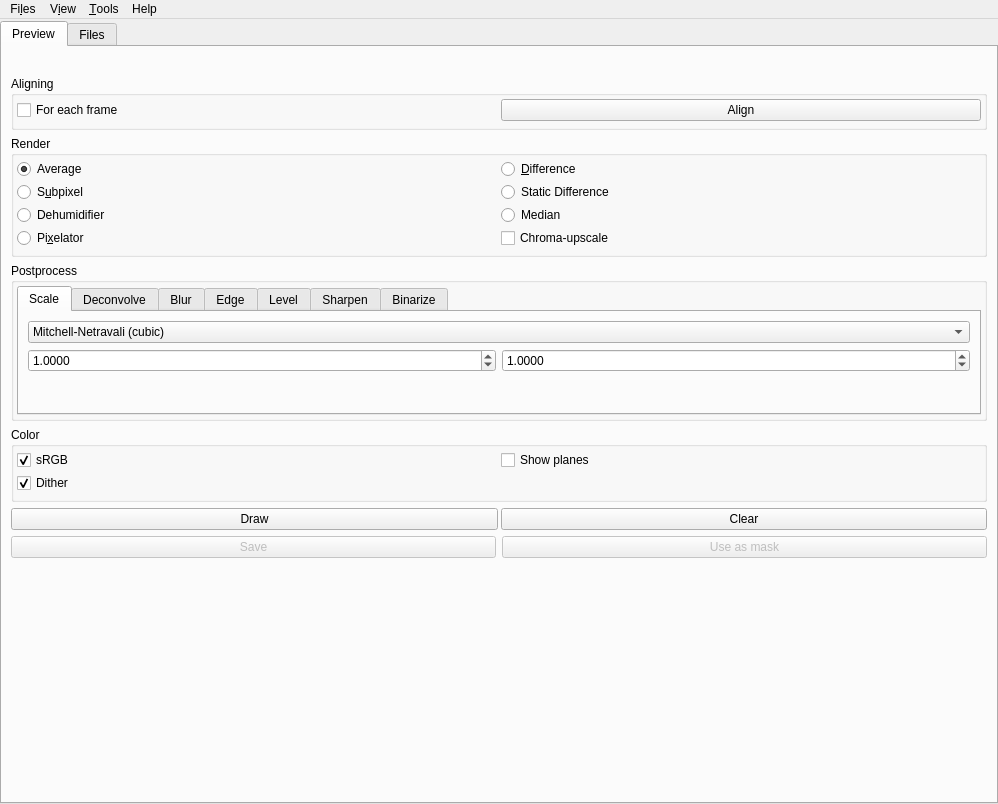
Old version of the form src/gui/mainwindow.ui in the repository spillerrec/Overmix.
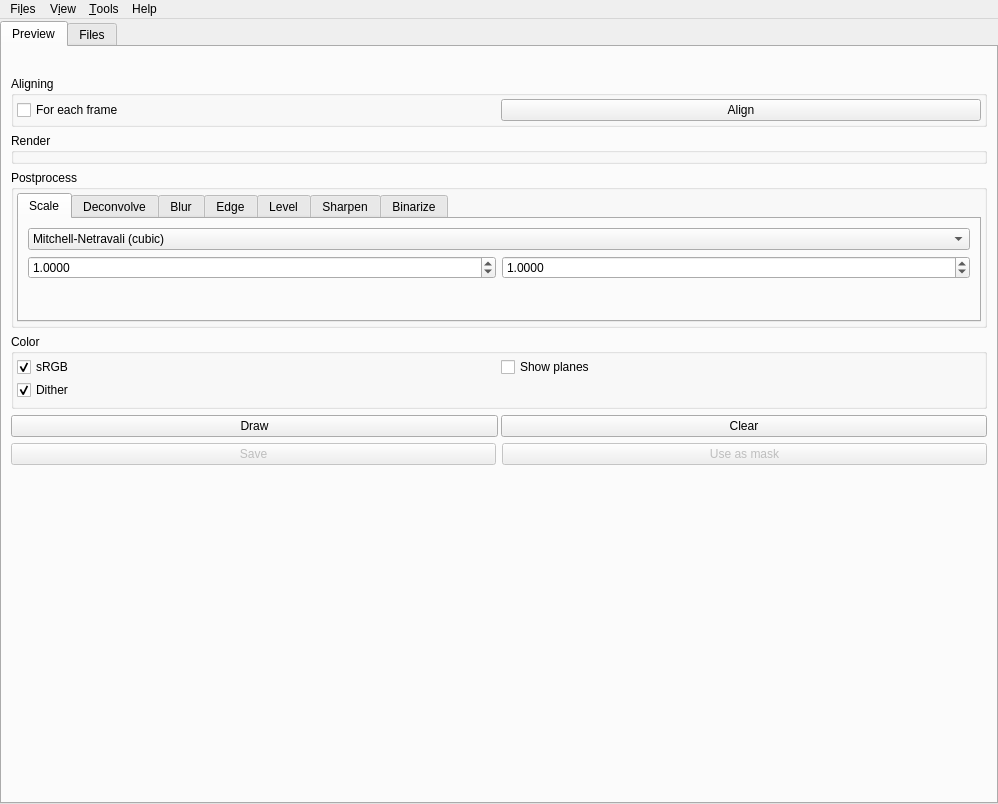
New version of the form.

Commit message: CHANGE: Use AConfig for Renders as well

Diff of the .ui file:
```diff
--- a/src/gui/mainwindow.ui
+++ b/src/gui/mainwindow.ui
@@ -68,7 +68,7 @@
               <number>3</number>
              </property>
              <property name="bottomMargin">
-              <number>6</number>
+              <number>3</number>
              </property>
              <item>
               <layout class="QHBoxLayout" name="horizontalLayout_2">
@@ -102,7 +102,10 @@
             <property name="checked">
              <bool>false</bool>
             </property>
-            <layout class="QGridLayout" name="gridLayout_3">
+            <layout class="QVBoxLayout" name="render_layout">
+             <property name="spacing">
+              <number>3</number>
+             </property>
              <property name="leftMargin">
               <number>3</number>
              </property>
@@ -113,70 +116,8 @@
               <number>3</number>
              </property>
              <property name="bottomMargin">
-              <number>6</number>
-             </property>
-             <property name="spacing">
               <number>3</number>
              </property>
-             <item row="0" column="0">
-              <widget class="QRadioButton" name="rbtn_avg">
-               <property name="text">
-                <string>Average</string>
-               </property>
-               <property name="checked">
-                <bool>true</bool>
-               </property>
-              </widget>
-             </item>
-             <item row="5" column="1">
-              <widget class="QRadioButton" name="rbtn_static_diff">
-               <property name="text">
-                <string>Static Difference</string>
-               </property>
-              </widget>
-             </item>
-             <item row="0" column="1">
-              <widget class="QRadioButton" name="rbtn_diff">
-               <property name="text">
-                <string>&amp;Difference</string>
-               </property>
-              </widget>
-             </item>
-             <item row="5" column="0">
-              <widget class="QRadioButton" name="rbtn_subpixel">
-               <property name="text">
-                <string>S&amp;ubpixel</string>
-               </property>
-              </widget>
-             </item>
-             <item row="6" column="1">
-              <widget class="QRadioButton" name="rbtn_median">
-               <property name="text">
-                <string>Median</string>
-               </property>
-              </widget>
-             </item>
-             <item row="6" column="0">
-              <widget class="QRadioButton" name="rbtn_dehumidifier">
-               <property name="text">
-                <string>Dehumidifier</string>
-               </property>
-              </widget>
-             </item>
-             <item row="7" column="0">
-              <widget class="QRadioButton" name="rbtn_pixelator">
-               <property name="text">
-                <string>Pi&amp;xelator</string>
-               </property>
-              </widget>
-             </item>
-             <item row="7" column="1">
-              <widget class="QCheckBox" name="cbx_chroma">
-               <property name="text">
-                <string>Chroma-upscale</string>
-               </property>
-              </widget>
-             </item>
             </layout>
            </widget>
           </item>
```
The commit also changes 6 other files.
